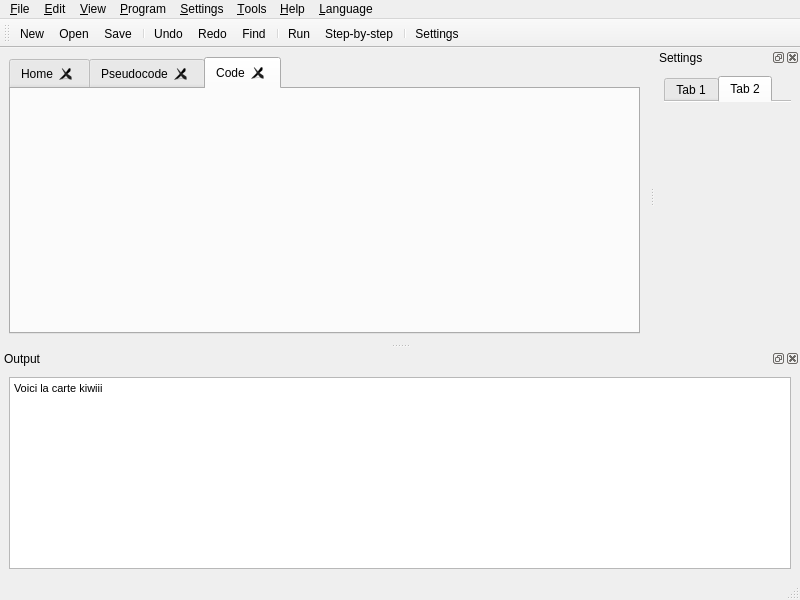
Before: the Qt Designer form src/ui_mainwindow.ui in TuringApp/Turing, drawn with Qt 5.
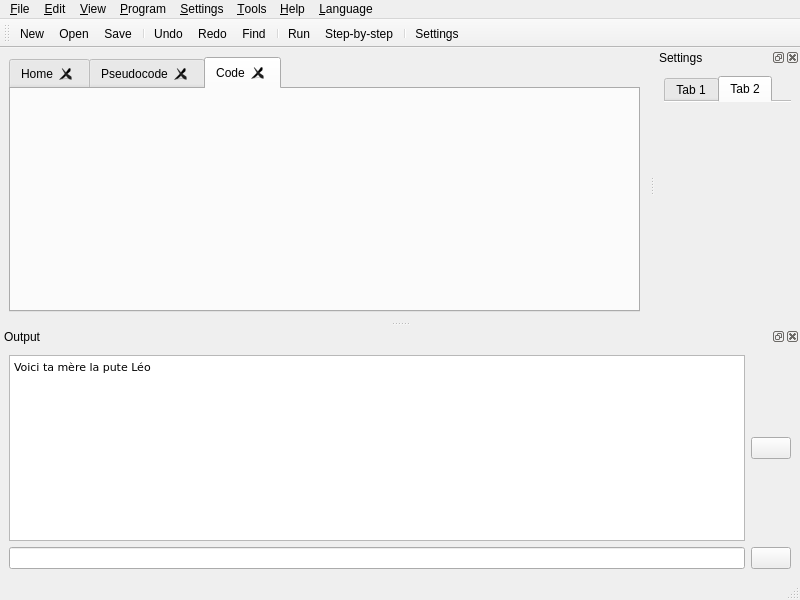
After: the same form once the commit is applied. Icons and pictures are not drawn.

Patch:
```diff
--- a/src/ui_mainwindow.ui
+++ b/src/ui_mainwindow.ui
@@ -310,7 +310,9 @@
    <widget class="QWidget" name="dockWidgetContents_4">
     <layout class="QVBoxLayout" name="verticalLayout">
      <item>
-      <widget class="QTextEdit" name="textEdit">
+      <layout class="QHBoxLayout" name="horizontalLayout_3">
+       <item>
+        <widget class="QTextEdit" name="txtOutput">
        <property name="acceptDrops">
         <bool>false</bool>
        </property>
@@ -322,13 +324,47 @@
 &lt;html&gt;&lt;head&gt;&lt;meta name=&quot;qrichtext&quot; content=&quot;1&quot; /&gt;&lt;style type=&quot;text/css&quot;&gt;
 p, li { white-space: pre-wrap; }
 &lt;/style&gt;&lt;/head&gt;&lt;body style=&quot; font-family:'MS Shell Dlg 2'; font-size:8.25pt; font-weight:400; font-style:normal;&quot;&gt;
-&lt;p style=&quot; margin-top:0px; margin-bottom:0px; margin-left:0px; margin-right:0px; -qt-block-indent:0; text-indent:0px;&quot;&gt;Voici la carte kiwiii&lt;/p&gt;
-&lt;p style=&quot;-qt-paragraph-type:empty; margin-top:0px; margin-bottom:0px; margin-left:0px; margin-right:0px; -qt-block-indent:0; text-indent:0px;&quot;&gt;&lt;br /&gt;&lt;/p&gt;&lt;/body&gt;&lt;/html&gt;</string>
+&lt;pre style=&quot; margin-top:12px; margin-bottom:12px; margin-left:0px; margin-right:0px; -qt-block-indent:0; text-indent:0px;&quot;&gt;&lt;span style=&quot; font-family:'Courier New';&quot;&gt;Voici ta mère la pute Léo&lt;/span&gt;&lt;/pre&gt;&lt;/body&gt;&lt;/html&gt;</string>
        </property>
        <property name="acceptRichText">
         <bool>true</bool>
        </property>
       </widget>
+       </item>
+       <item>
+        <layout class="QVBoxLayout" name="verticalLayout_9">
+         <item>
+          <widget class="QPushButton" name="pushButton_5">
+           <property name="text">
+            <string/>
+           </property>
+           <property name="icon">
+            <iconset>
+             <normaloff>media/clear_log.png</normaloff>media/clear_log.png</iconset>
+           </property>
+          </widget>
+         </item>
+        </layout>
+       </item>
+      </layout>
+     </item>
+     <item>
+      <layout class="QHBoxLayout" name="horizontalLayout_2">
+       <item>
+        <widget class="QLineEdit" name="lineEdit"/>
+       </item>
+       <item>
+        <widget class="QPushButton" name="btnSendInput">
+         <property name="text">
+          <string/>
+         </property>
+         <property name="icon">
+          <iconset>
+           <normaloff>media/accept.png</normaloff>media/accept.png</iconset>
+         </property>
+        </widget>
+       </item>
+      </layout>
      </item>
     </layout>
    </widget>
```
Lines whose indentation alone changed are shown as unchanged.
